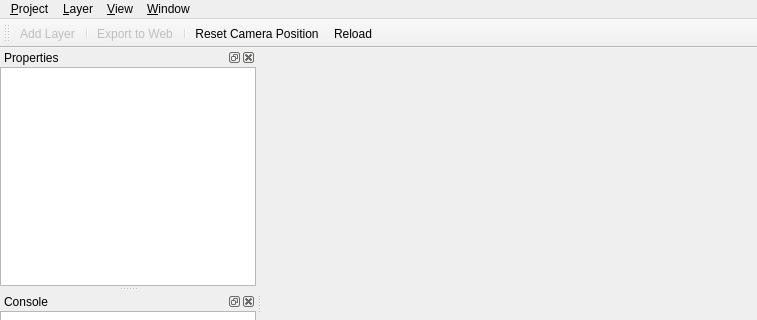
minorua/Qgis2threejs, file viewer2/q3dwindow.ui: the form before one commit; both pictures show x 0 to 757 and y 0 to 320 of the 757 by 580 pixel window.
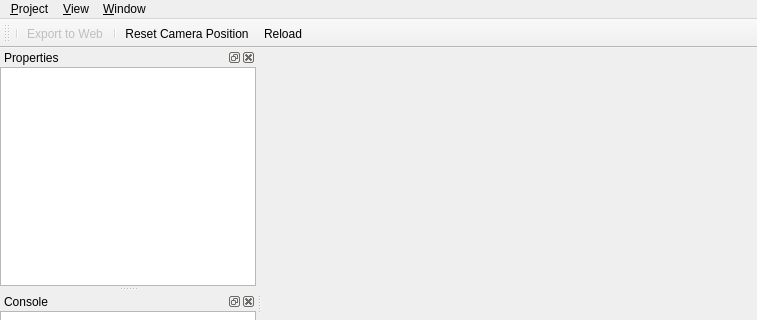
The form after the commit. Custom widgets are drawn as their Qt base class.

Commit message: remove add layer button from menu and toolbar

What changed in the file:
```diff
--- a/viewer2/q3dwindow.ui
+++ b/viewer2/q3dwindow.ui
@@ -88,14 +88,7 @@
     <addaction name="separator"/>
     <addaction name="actionAlways_on_Top"/>
    </widget>
-   <widget class="QMenu" name="menuLayer">
-    <property name="title">
-     <string>&amp;Layer</string>
-    </property>
-    <addaction name="actionAdd_Layer"/>
-   </widget>
    <addaction name="menuProject"/>
-   <addaction name="menuLayer"/>
    <addaction name="menuView"/>
    <addaction name="menuWindow"/>
   </widget>
@@ -141,7 +134,6 @@
    <attribute name="toolBarBreak">
     <bool>false</bool>
    </attribute>
-   <addaction name="actionAdd_Layer"/>
    <addaction name="separator"/>
    <addaction name="actionExport_to_Web"/>
    <addaction name="separator"/>
@@ -292,14 +284,6 @@
     <string>Trackball</string>
    </property>
   </action>
-  <action name="actionAdd_Layer">
-   <property name="enabled">
-    <bool>false</bool>
-   </property>
-   <property name="text">
-    <string>Add Layer...</string>
-   </property>
-  </action>
   <action name="actionLayer_Panel">
    <property name="checkable">
     <bool>true</bool>
```
The commit also changes 2 other files.
